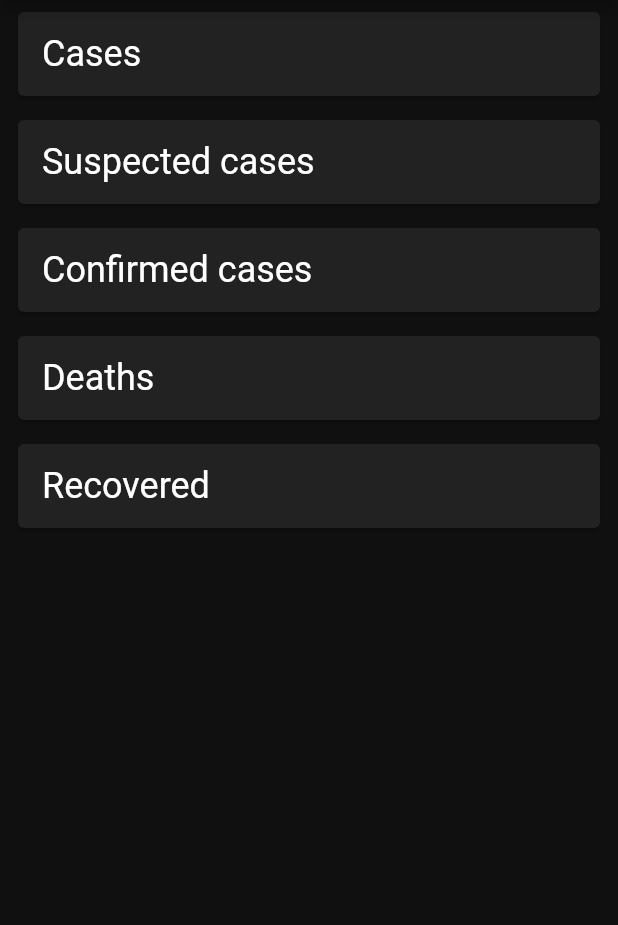
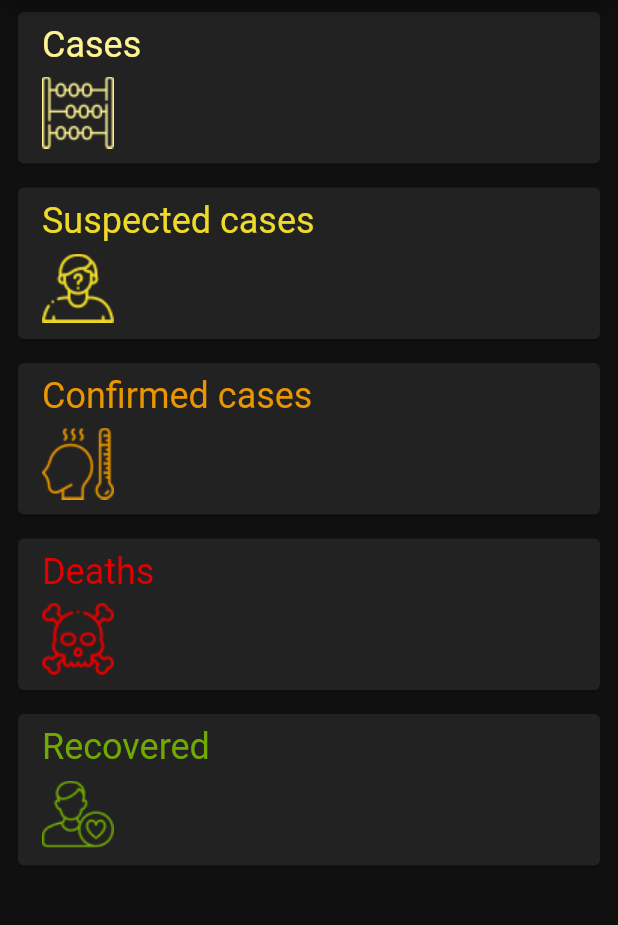
Before and after one commit to fabiovalinhos/coronavirusapi, a Flutter app: the screen it shows after launch, on a phone screen of 412 x 824 dp, the part 84-1009 px from its top. Run offline on Flutter 3.47's test engine with Material 2 defaults, Android fonts, the phone set to English and light mode, and no system bars; network calls fail.

Commit message:
Finished dashboard's UI

```diff
--- a/lib/app/ui/endpoint_card.dart
+++ b/lib/app/ui/endpoint_card.dart
@@ -1,5 +1,13 @@
 import 'package:coronavirusrestapiflutter/app/services/api.dart';
 import 'package:flutter/material.dart';
+
+class EndpointCardData {
+  final String title;
+  final String assetName;
+  final Color color;
+
+  EndpointCardData(this.title, this.assetName, this.color);
+}
 
 class EndpointCard extends StatelessWidget {
   final EndPoint endpoint;
@@ -7,16 +15,37 @@ class EndpointCard extends StatelessWidget {
 
   EndpointCard({this.endpoint, this.value});
 
-  static Map<EndPoint, String> _cardTitles = {
-    EndPoint.cases: 'Cases',
-    EndPoint.casesConfirmed: 'Confirmed cases',
-    EndPoint.casesSuspected: 'Suspected cases',
-    EndPoint.deaths: 'Deaths',
-    EndPoint.recovered: 'Recovered',
+  static Map<EndPoint, EndpointCardData> _cardsData = {
+    EndPoint.cases: EndpointCardData(
+      'Cases',
+      'assets/count.png',
+      Color(0xFFFFF492),
+    ),
+    EndPoint.casesConfirmed: EndpointCardData(
+      'Confirmed cases',
+      'assets/fever.png',
+      Color(0xFFE99600),
+    ),
+    EndPoint.casesSuspected: EndpointCardData(
+      'Suspected cases',
+      'assets/suspect.png',
+      Color(0xFFEEDA28),
+    ),
+    EndPoint.deaths: EndpointCardData(
+      'Deaths',
+      'assets/death.png',
+      Color(0xFFE40000),
+    ),
+    EndPoint.recovered: EndpointCardData(
+      'Recovered',
+      'assets/patient.png',
+      Color(0xFF70A901),
+    ),
   };
 
   @override
   Widget build(BuildContext context) {
+    final cardData = _cardsData[endpoint];
     return Padding(
       padding: const EdgeInsets.symmetric(
         horizontal: 8.0,
@@ -28,16 +57,36 @@ class EndpointCard extends StatelessWidget {
             horizontal: 16.0,
             vertical: 8.0,
           ),
-          child: Row(
-            mainAxisAlignment: MainAxisAlignment.spaceBetween,
+          child: Column(
+            crossAxisAlignment: CrossAxisAlignment.start,
             children: [
               Text(
-                _cardTitles[endpoint],
-                style: Theme.of(context).textTheme.headline5,
+                cardData.title,
+                style: Theme.of(context)
+                    .textTheme
+                    .headline5
+                    .copyWith(color: cardData.color),
               ),
-              Text(
-                value != null ? value.toString() : '',
-                style: Theme.of(context).textTheme.headline4,
+              SizedBox(
+                height: 5,
+              ),
+              SizedBox(
+                height: 52,
+                child: Row(
+                  mainAxisAlignment: MainAxisAlignment.spaceBetween,
+                  crossAxisAlignment: CrossAxisAlignment.center,
+                  children: [
+                    Image.asset(
+                      cardData.assetName,
+                      color: cardData.color,
+                    ),
+                    Text(
+                      value != null ? value.toString() : '',
+                      style: Theme.of(context).textTheme.headline4.copyWith(
+                          color: cardData.color, fontWeight: FontWeight.w500),
+                    ),
+                  ],
+                ),
               ),
             ],
           ),
```
